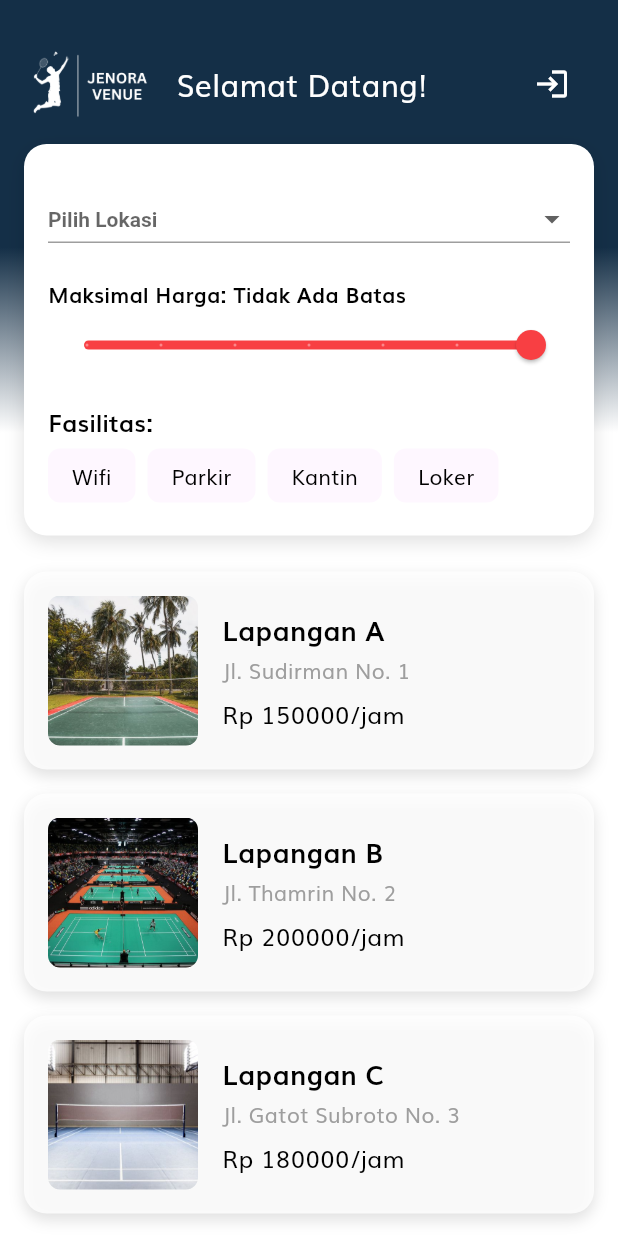
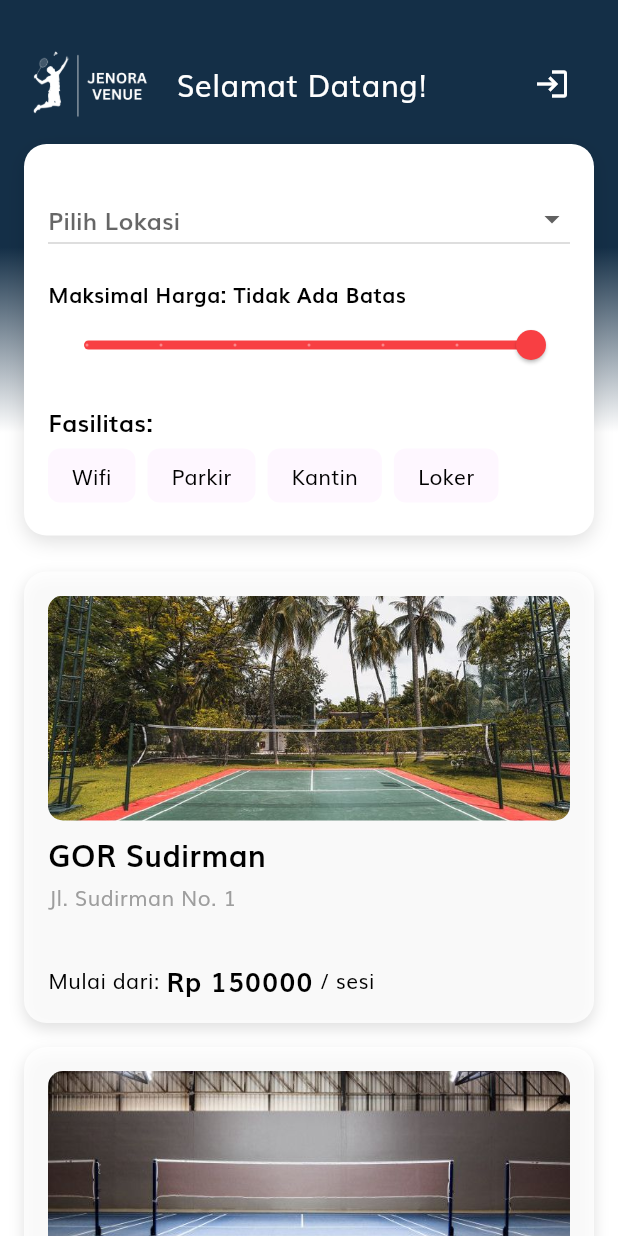
Before and after one commit to firmanriawn/badminton-app, a Flutter app: the HomeScreen screen opened by its route, on a phone screen of 412 x 824 dp. Run offline on Flutter 3.47's test engine with Material 3 defaults, Android fonts, the phone set to English and light mode, and no system bars; our stand-ins replace flutter_svg.

Commit message:
Commit ke-2, perbaiki halaman home dan tambahan lainnya

```diff
--- a/lib/models/Fields.dart
+++ b/lib/models/Fields.dart
@@ -1,41 +1,11 @@
-// Data model for fields
 class Field {
   final String name;
-  final String location;
   final String imageUrl;
-  final double price;
-  final List<String> facilities;
+  final double price; // Harga per booking
 
   Field({
     required this.name,
-    required this.location,
     required this.imageUrl,
     required this.price,
-    required this.facilities,
   });
 }
-
-// Sample data for fields
-final List<Field> fields = [
-  Field(
-    name: "Lapangan A",
-    location: "Jl. Sudirman No. 1",
-    imageUrl: "assets/images/lapangan1.jpg",
-    price: 150000,
-    facilities: ["Wifi", "Parkir", "Loker"],
-  ),
-  Field(
-    name: "Lapangan B",
-    location: "Jl. Thamrin No. 2",
-    imageUrl: "assets/images/lapangan2.jpg",
-    price: 200000,
-    facilities: ["Wifi", "Kantin"],
-  ),
-  Field(
-    name: "Lapangan C",
-    location: "Jl. Gatot Subroto No. 3",
-    imageUrl: "assets/images/lapangan3.jpg",
-    price: 180000,
-    facilities: ["Parkir", "Loker", "Kantin"],
-  ),
-];
--- /dev/null
+++ b/lib/models/Gor.dart
@@ -0,0 +1,53 @@
+import 'Fields.dart';
+
+class Gor {
+  final String name;
+  final String location;
+  final List<String> facilities; // Fasilitas yang dimiliki GOR
+  final List<Field> fields; // Daftar lapangan di GOR
+
+  Gor({
+    required this.name,
+    required this.location,
+    required this.facilities,
+    required this.fields,
+  });
+}
+
+// Contoh data untuk GOR
+final List<Gor> gors = [
+  Gor(
+    name: "GOR Sudirman",
+    location: "Jl. Sudirman No. 1",
+    facilities: ["Wifi", "Parkir", "Kantin"], // Fasilitas GOR
+    fields: [
+      Field(
+        name: "Lapangan A",
+        imageUrl: "assets/images/lapangan1.jpg",
+        price: 150000,
+      ),
+      Field(
+        name: "Lapangan B",
+        imageUrl: "assets/images/lapangan2.jpg",
+        price: 200000,
+      ),
+    ],
+  ),
+  Gor(
+    name: "GOR Thamrin",
+    location: "Jl. Thamrin No. 2",
+    facilities: ["Wifi", "Parkir", "Kantin", "Loker"], // Fasilitas GOR
+    fields: [
+      Field(
+        name: "Lapangan C",
+        imageUrl: "assets/images/lapangan3.jpg",
+        price: 180000,
+      ),
+      Field(
+        name: "Lapangan D",
+        imageUrl: "assets/images/lapangan2.jpg",
+        price: 220000,
+      ),
+    ],
+  ),
+];
--- a/lib/screens/home/home_screen.dart
+++ b/lib/screens/home/home_screen.dart
@@ -1,6 +1,6 @@
 import 'package:flutter/material.dart';
-import '../../models/Fields.dart';
-import '../detail_lapangan/detail_lapangan_screen.dart';
+import '../../models/Gor.dart';
+import '../gor_detail/gor_detail_screen.dart';
 import 'components/home_header.dart';
 
 class HomeScreen extends StatefulWidget {
@@ -19,11 +19,11 @@ class _HomeScreenState extends State<HomeScreen> {
 
   @override
   Widget build(BuildContext context) {
-    List<Field> filteredFields = fields.where((field) {
-      final matchesLocation = selectedLocation == null || field.location == selectedLocation;
-      final matchesPrice = maxPrice == null || field.price <= maxPrice!;
-      final matchesFacilities = selectedFacilities.isEmpty || selectedFacilities.every((facility) => field.facilities.contains(facility));
-      return matchesLocation && matchesPrice && matchesFacilities;
+    // Filter GOR berdasarkan lokasi dan fasilitas
+    List<Gor> filteredGors = gors.where((gor) {
+      final matchesLocation = selectedLocation == null || gor.location == selectedLocation;
+      final matchesFacilities = selectedFacilities.isEmpty || selectedFacilities.every((facility) => gor.facilities.contains(facility));
+      return matchesLocation && matchesFacilities;
     }).toList();
 
     return Scaffold(
@@ -31,7 +31,6 @@ class _HomeScreenState extends State<HomeScreen> {
         decoration: const BoxDecoration(
           gradient: LinearGradient(
             colors: [
-              // Color(0xFFf83f43),
               Color(0xFF142f47),
               Colors.white,
             ],
@@ -48,7 +47,92 @@ class _HomeScreenState extends State<HomeScreen> {
                 const HomeHeader(),
                 Padding(
                   padding: const EdgeInsets.symmetric(horizontal: 16),
+                  child: _buildFilterSection(),
+                ),
+                const SizedBox(height: 16),
+                ListView.builder(
+                  shrinkWrap: true,
+                  physics: const NeverScrollableScrollPhysics(),
+                  itemCount: filteredGors.length,
+                  itemBuilder: (context, index) {
+                    final gor = filteredGors[index];
+                    final firstFieldImage = gor.fields.isNotEmpty ? gor.fields[0].imageUrl : ''; // Ambil gambar lapangan pertama
+                    final lowestPrice = gor.fields.isNotEmpty ? gor.fields.map((field) => field.price).reduce((a, b) => a < b ? a : b) : 0; // Ambil harga terendah lapangan
+
+                    return GestureDetector(
+                      onTap: () {
+                        // Navigasi ke halaman detail GOR
+                        Navigator.push(
+                          context,
+                          MaterialPageRoute(
+                            builder: (context) => GorDetailScreen(gor: gor),
+                          ),
+                        );
+                      },
                       child: Container(
+                        margin: const EdgeInsets.symmetric(vertical: 8.0, horizontal: 16.0),
+                        padding: const EdgeInsets.all(16.0),
+                        decoration: BoxDecoration(
+                          color: Colors.white.withOpacity(0.8),
+                          borderRadius: BorderRadius.circular(15),
+                          boxShadow: const [
+                            BoxShadow(
+                              color: Colors.black12,
+                              blurRadius: 8,
+                              offset: Offset(0, 4),
+                            ),
+                          ],
+                        ),
+                        child: Column(
+                          crossAxisAlignment: CrossAxisAlignment.start,
+                          children: [
+                            // Gambar lapangan
+                            ClipRRect(
+                              borderRadius: BorderRadius.circular(10),
+                              child: Image.asset(
+                                firstFieldImage,
+                                width: double.infinity,
+                                height: 150,
+                                fit: BoxFit.cover,
+                              ),
+                            ),
+                            const SizedBox(height: 8),
+                            Text(
+                              gor.name,
+                              style: const TextStyle(fontSize: 20, fontWeight: FontWeight.bold),
+                            ),
+                            const SizedBox(height: 4),
+                            Text(
+                              gor.location,
+                              style: const TextStyle(color: Colors.grey),
+                            ),
+                            const SizedBox(height: 32),
+                            Row(
+                              children: [
+                                const Text('Mulai dari: '),
+                                Text(
+                                  'Rp ${lowestPrice.toStringAsFixed(0)}',
+                                  style: const TextStyle(fontWeight: FontWeight.bold, fontSize: 18),
+                                ),
+                                const Text(' / sesi'),
+                              ],
+                            ),
+                          ],
+                        ),
+                      ),
+                    );
+                  },
+                ),
+              ],
+            ),
+          ),
+        ),
+      ),
+    );
+  }
+
+  Widget _buildFilterSection() {
+    return Container(
       padding: const EdgeInsets.all(16),
       decoration: BoxDecoration(
         color: Colors.white,
@@ -68,10 +152,10 @@ class _HomeScreenState extends State<HomeScreen> {
           DropdownButton<String>(
             hint: const Text('Pilih Lokasi', style: TextStyle(fontWeight: FontWeight.bold)),
             value: selectedLocation,
-                          items: fields.map((field) {
+            items: gors.map((gor) {
               return DropdownMenuItem<String>(
-                              value: field.location,
-                              child: Text(field.location),
+                value: gor.location,
+                child: Text(gor.location),
               );
             }).toList(),
             onChanged: (value) {
@@ -80,11 +164,6 @@ class _HomeScreenState extends State<HomeScreen> {
               });
             },
             isExpanded: true,
-                          style: const TextStyle(color: Colors.black),
-                          underline: Container(
-                            height: 1,
-                            color: Colors.grey,
-                          ),
           ),
           const SizedBox(height: 16),
           Text(
@@ -106,7 +185,7 @@ class _HomeScreenState extends State<HomeScreen> {
           ),
           const SizedBox(height: 16),
           const Text(
-                          'Fasilitas:',
+            'Fasilitas: ',
             style: TextStyle(fontSize: 16, fontWeight: FontWeight.bold),
           ),
           Wrap(
@@ -124,96 +203,17 @@ class _HomeScreenState extends State<HomeScreen> {
                     });
                   },
                   selectedColor: const Color(0xFFf83f43),
-                                backgroundColor: Colors.transparent, // Menghilangkan background saat tidak dipilih
+                  backgroundColor: Colors.transparent,
                   labelStyle: TextStyle(
                     color: selectedFacilities.contains(facility) ? Colors.white : Colors.black,
                   ),
                   checkmarkColor: Colors.white,
-                                side: BorderSide.none, // Menghilangkan border
+                  side: BorderSide.none,
                 );
               }).toList(),
             ],
-                        )
-                      ],
-                    ),
-                  ),
-                ),
-                const SizedBox(height: 16),
-                ListView.builder(
-                  shrinkWrap: true,
-                  physics: const NeverScrollableScrollPhysics(),
-                  itemCount: filteredFields.length,
-                  itemBuilder: (context, index) {
-                    final field = filteredFields[index];
-                    return Container(
-                      margin: const EdgeInsets.symmetric(vertical: 8.0, horizontal: 16.0),
-                      padding: const EdgeInsets.all(16.0),
-                      decoration: BoxDecoration(
-                        color: Colors.white.withOpacity(0.8), // Warna body yang bisa diubah
-                        borderRadius: BorderRadius.circular(15),
-                        boxShadow: const [
-                          BoxShadow(
-                            color: Colors.black12,
-                            blurRadius: 8,
-                            offset: Offset(0, 4),
           ),
         ],
-                      ),
-                      child: GestureDetector(
-                        onTap: () {
-                          Navigator.push(
-                            context,
-                            MaterialPageRoute(
-                              builder: (context) => FieldDetailScreen(field: field),
-                            ),
-                          );
-                        },
-                        child: Row(
-                          children: [
-                            ClipRRect(
-                              borderRadius: BorderRadius.circular(8.0),
-                              child: Image.asset(
-                                field.imageUrl,
-                                width: 100,
-                                height: 100,
-                                fit: BoxFit.cover,
-                              ),
-                            ),
-                            const SizedBox(width: 16),
-                            Expanded(
-                              child: Column(
-                                crossAxisAlignment: CrossAxisAlignment.start,
-                                children: [
-                                  Text(
-                                    field.name,
-                                    style: const TextStyle(
-                                      fontWeight: FontWeight.bold,
-                                      fontSize: 18,
-                                    ),
-                                  ),
-                                  const SizedBox(height: 4),
-                                  Text(
-                                    field.location,
-                                    style: const TextStyle(color: Colors.grey),
-                                  ),
-                                  const SizedBox(height: 8),
-                                  Text(
-                                    "Rp ${field.price.toStringAsFixed(0)}/jam",
-                                    style: const TextStyle(fontSize: 16),
-                                  ),
-                                ],
-                              ),
-                            ),
-                          ],
-                        ),
-                      ),
-                    );
-                  },
-                ),
-              ],
-            ),
-          ),
-        ),
       ),
     );
   }
```
Also changed, not shown: lib/screens/account_setting/account_setting_screen.dart (added, +115 -0 lines), lib/screens/detail_lapangan/detail_lapangan_screen.dart (+9 -73 lines), lib/screens/gor_detail/gor_detail_screen.dart (added, +99 -0 lines), lib/screens/help_support/help_support_screen.dart (added, +93 -0 lines), lib/screens/profile/profile_screen.dart (+17 -20 lines). Lines whose indentation alone changed are shown as unchanged.
